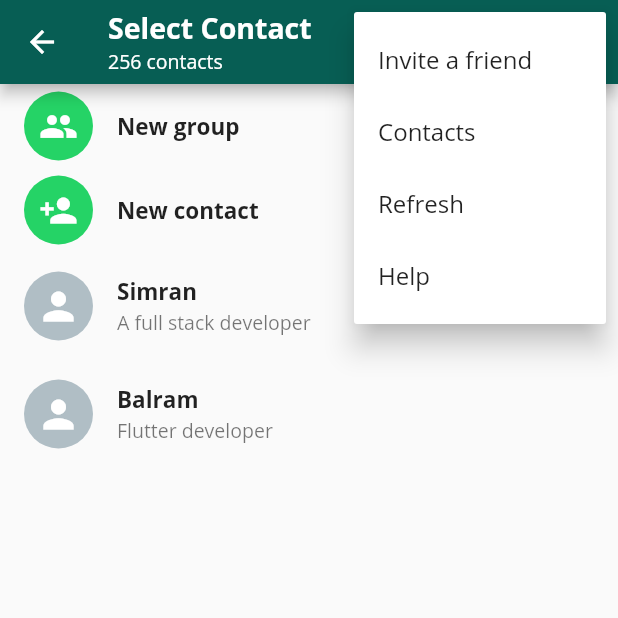
After one commit to simran1901/Connect-O, a Flutter app: the SelectContact screen opened directly, after a tap on the "more vert" icon, on a phone screen of 412 x 824 dp, the top half of it. The commit adds this screen. Run offline on Flutter 3.47's test engine with Material 2 defaults, Android fonts, the phone set to English and light mode, and no system bars.

Commit message:
added button card

```diff
--- a/lib/models/chat_model.dart
+++ b/lib/models/chat_model.dart
@@ -1,15 +1,17 @@
 class ChatModel {
   String name;
-  String icon;
-  bool isGroup;
-  String time;
-  String currentMessage;
+  String? icon;
+  bool? isGroup;
+  String? time;
+  String? currentMessage;
+  String? status;
 
   ChatModel({
     required this.name,
-    required this.icon,
-    required this.isGroup,
-    required this.time,
-    required this.currentMessage,
+    this.icon,
+    this.isGroup,
+    this.time,
+    this.currentMessage,
+    this.status,
   });
 }
--- a/lib/pages/chat_page.dart
+++ b/lib/pages/chat_page.dart
@@ -1,6 +1,7 @@
 import 'package:flutter/material.dart';
 
 import '../widgets/custom_card.dart';
+import '../screens/select_contact.dart';
 import '../models/chat_model.dart';
 
 class ChatPage extends StatefulWidget {
@@ -31,7 +32,10 @@ class _ChatPageState extends State<ChatPage> {
   Widget build(BuildContext context) {
     return Scaffold(
       floatingActionButton: FloatingActionButton(
-        onPressed: () {},
+        onPressed: () {
+          Navigator.of(context).push(MaterialPageRoute(
+              builder: (BuildContext ctx) => SelectContact()));
+        },
         child: Icon(Icons.chat),
       ),
       body: ListView.builder(
--- a/lib/screens/individual_chat.dart
+++ b/lib/screens/individual_chat.dart
@@ -51,7 +51,7 @@ class _IndividualChatState extends State<IndividualChat> {
                 CircleAvatar(
                   radius: 20,
                   child: Icon(
-                    widget.chat.isGroup ? Icons.groups : Icons.person,
+                    widget.chat.isGroup! ? Icons.groups : Icons.person,
                     size: 36,
                     color: Colors.white,
                   ),
@@ -84,6 +84,7 @@ class _IndividualChatState extends State<IndividualChat> {
             IconButton(icon: Icon(Icons.call), onPressed: () {}),
             PopupMenuButton(
               onSelected: (value) {},
+              padding: EdgeInsets.all(0),
               itemBuilder: (BuildContext ctx) {
                 return [
                   PopupMenuItem(
--- /dev/null
+++ b/lib/screens/select_contact.dart
@@ -0,0 +1,82 @@
+import 'package:connecto/widgets/button_card.dart';
+import 'package:flutter/material.dart';
+
+import '../widgets/contact_card.dart';
+import '../models/chat_model.dart';
+
+class SelectContact extends StatefulWidget {
+  const SelectContact({Key? key}) : super(key: key);
+
+  @override
+  _SelectContactState createState() => _SelectContactState();
+}
+
+class _SelectContactState extends State<SelectContact> {
+  @override
+  Widget build(BuildContext context) {
+    List<ChatModel> contacts = [
+      ChatModel(
+        name: 'Simran',
+        status: 'A full stack developer',
+      ),
+      ChatModel(
+        name: 'Balram',
+        status: 'Flutter developer',
+      ),
+    ];
+    return Scaffold(
+      appBar: AppBar(
+        title: Column(
+          mainAxisAlignment: MainAxisAlignment.start,
+          crossAxisAlignment: CrossAxisAlignment.start,
+          children: [
+            Text(
+              'Select Contact',
+              style: TextStyle(fontSize: 19, fontWeight: FontWeight.bold),
+            ),
+            Text('256 contacts', style: TextStyle(fontSize: 13)),
+          ],
+        ),
+        actions: [
+          IconButton(icon: Icon(Icons.search, size: 26), onPressed: () {}),
+          PopupMenuButton(
+            onSelected: (value) {},
+            padding: EdgeInsets.all(0),
+            itemBuilder: (BuildContext ctx) {
+              return [
+                PopupMenuItem(
+                  child: Text('Invite a friend'),
+                  value: 'Invite a friend',
+                ),
+                PopupMenuItem(
+                  child: Text('Contacts'),
+                  value: 'Contacts',
+                ),
+                PopupMenuItem(
+                  child: Text('Refresh'),
+                  value: 'Refresh',
+                ),
+                PopupMenuItem(
+                  child: Text('Help'),
+                  value: 'Help',
+                ),
+              ];
+            },
+          ),
+        ],
+      ),
+      body: ListView.builder(
+        itemCount: contacts.length+2,
+        itemBuilder: (BuildContext ctx, int i) {
+          if (i==0){
+            return ButtonCard(name: 'New group', icon: Icons.group);
+          }
+          else if(i==1) {
+            return ButtonCard(name: 'New contact', icon: Icons.person_add);
+          }
+          return ContactCard(contact: contacts[i-2]);
+        },
+      ),
+    );
+  }
+}
--- /dev/null
+++ b/lib/widgets/button_card.dart
@@ -0,0 +1,26 @@
+import 'package:flutter/material.dart';
+
+class ButtonCard extends StatelessWidget {
+  const ButtonCard({Key? key, required this.name, required this.icon})
+      : super(key: key);
+  final String name;
+  final IconData icon;
+
+  @override
+  Widget build(BuildContext context) {
+    return InkWell(
+      onTap: () {},
+      child: ListTile(
+        leading: CircleAvatar(
+          radius: 23,
+          child: Icon(icon, size: 26, color: Colors.white),
+          backgroundColor: Color(0xFF25D366),
+        ),
+        title: Text(
+          name,
+          style: TextStyle(fontSize: 15, fontWeight: FontWeight.bold),
+        ),
+      ),
+    );
+  }
+}
--- /dev/null
+++ b/lib/widgets/contact_card.dart
@@ -0,0 +1,29 @@
+import 'package:flutter/material.dart';
+import '../models/chat_model.dart';
+
+class ContactCard extends StatelessWidget {
+  const ContactCard({Key? key, required this.contact}) : super(key: key);
+  final ChatModel contact;
+
+  @override
+  Widget build(BuildContext context) {
+    return InkWell(
+      onTap: () {},
+      child: ListTile(
+        leading: CircleAvatar(
+          radius: 23,
+          child: Icon(Icons.person, color: Colors.white, size: 30),
+          backgroundColor: Colors.blueGrey[200],
+        ),
+        title: Text(
+          contact.name,
+          style: TextStyle(fontSize: 15, fontWeight: FontWeight.bold),
+        ),
+        subtitle: Text(
+          contact.status!,
+          style: TextStyle(fontSize: 13),
+        ),
+      ),
+    );
+  }
+}
--- a/lib/widgets/custom_card.dart
+++ b/lib/widgets/custom_card.dart
@@ -21,7 +21,7 @@ class CustomCard extends StatelessWidget {
             leading: CircleAvatar(
               radius: 30,
               child: Icon(
-                chat.isGroup ? Icons.groups : Icons.person,
+                chat.isGroup! ? Icons.groups : Icons.person,
                 size: 36,
                 color: Colors.white,
               ),
@@ -34,10 +34,10 @@ class CustomCard extends StatelessWidget {
             subtitle: Row(
               children: [
                 Icon(Icons.done_all),
-                Text(chat.currentMessage, style: TextStyle(fontSize: 13))
+                Text(chat.currentMessage!, style: TextStyle(fontSize: 13))
               ],
             ),
-            trailing: Text(chat.time),
+            trailing: Text(chat.time!),
           ),
           Padding(
             padding: EdgeInsets.only(right: 20, left: 80),
```
